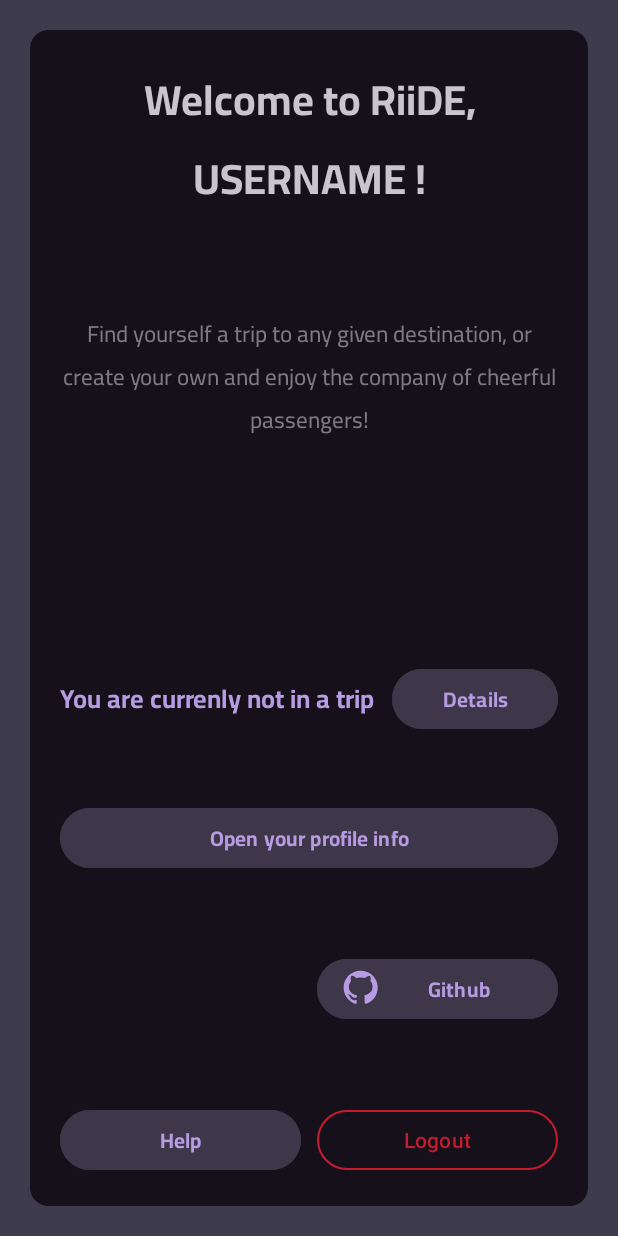
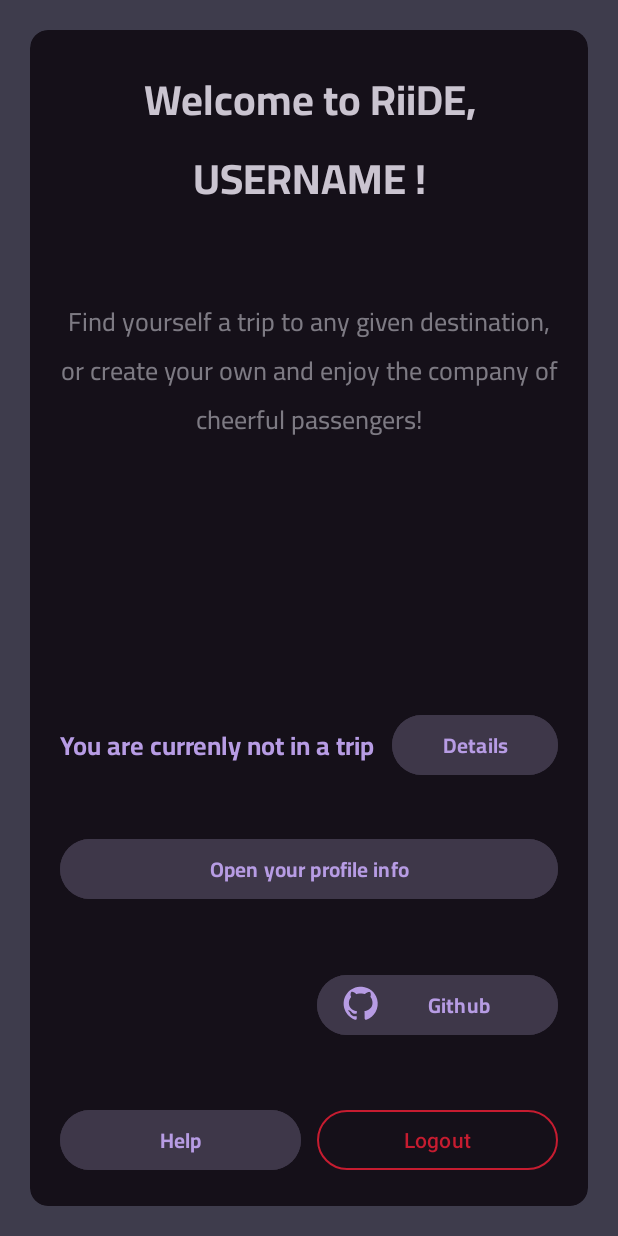
Before and after one commit to 50t0r25/RiiDE-prototype, an Android app: the layout fragment_profile_loggedin.xml on its own in the app's theme, with its tools: preview values and no code run, on a phone screen of 412 x 824 dp. Run offline under Robolectric (Android 15) with nearby library versions, the phone set to English and light mode, and no system bars.

Commit message:
More layout fixes

```diff
--- a/app/build.gradle
+++ b/app/build.gradle
@@ -11,8 +11,8 @@ android {
         applicationId 'dz.notacompany.riide'
         minSdk 21
         targetSdk 32
-        versionCode 2
-        versionName '0.2'
+        versionCode 3
+        versionName '0.3'
 
         testInstrumentationRunner "androidx.test.runner.AndroidJUnitRunner"
     }
--- a/app/src/main/java/dz/notacompany/riide/MainActivity.kt
+++ b/app/src/main/java/dz/notacompany/riide/MainActivity.kt
@@ -43,6 +43,8 @@ class MainActivity : AppCompatActivity() {
     private lateinit var fragmentProfile : Fragment
     private var fragmentHome = HomeFragment()
     private lateinit var loading: AlertDialog
+
+    val minimumHeightDensity = 700
 
     override fun onCreate(savedInstanceState: Bundle?) {
         super.onCreate(savedInstanceState)
--- a/app/src/main/res/layout/fragment_profile_loggedin.xml
+++ b/app/src/main/res/layout/fragment_profile_loggedin.xml
@@ -124,7 +124,7 @@
                 app:layout_constraintTop_toBottomOf="@+id/openProfileInfoButton" />
 
             <TextView
-                android:id="@+id/textView"
+                android:id="@+id/profileIntroTextTv"
                 android:layout_width="match_parent"
                 android:layout_height="wrap_content"
                 android:layout_marginTop="10dp"
@@ -132,23 +132,23 @@
                 android:text="Find yourself a trip to any given destination, or create your own and enjoy the company of cheerful passengers!"
                 android:textAlignment="center"
                 android:textColor="@color/secondary_text"
-                android:textSize="15sp"
+                android:textSize="17sp"
                 app:layout_constraintBottom_toTopOf="@+id/separator0"
                 app:layout_constraintEnd_toEndOf="parent"
-                app:layout_constraintHorizontal_bias="0.5"
                 app:layout_constraintStart_toStartOf="parent"
                 app:layout_constraintTop_toBottomOf="@+id/welcomeProfileTv" />
 
             <TextView
                 android:id="@+id/separator0"
                 android:layout_width="match_parent"
-                android:layout_height="50dp"
+                android:layout_height="100dp"
                 android:text=""
+                android:visibility="visible"
                 app:layout_constraintBottom_toTopOf="@+id/isInTripTv"
                 app:layout_constraintEnd_toEndOf="parent"
                 app:layout_constraintHorizontal_bias="0.5"
                 app:layout_constraintStart_toStartOf="parent"
-                app:layout_constraintTop_toBottomOf="@+id/textView" />
+                app:layout_constraintTop_toBottomOf="@+id/profileIntroTextTv" />
         </androidx.constraintlayout.widget.ConstraintLayout>
 
     </com.google.android.material.card.MaterialCardView>
```
Also changed, not shown: app/src/main/java/dz/notacompany/riide/ProfileLoggedinFragment.kt (+16 -0 lines), app/src/main/java/dz/notacompany/riide/UserInfoFragment.kt (+14 -1 lines), app/src/main/res/layout/fragment_user_info.xml (+5 -5 lines).
